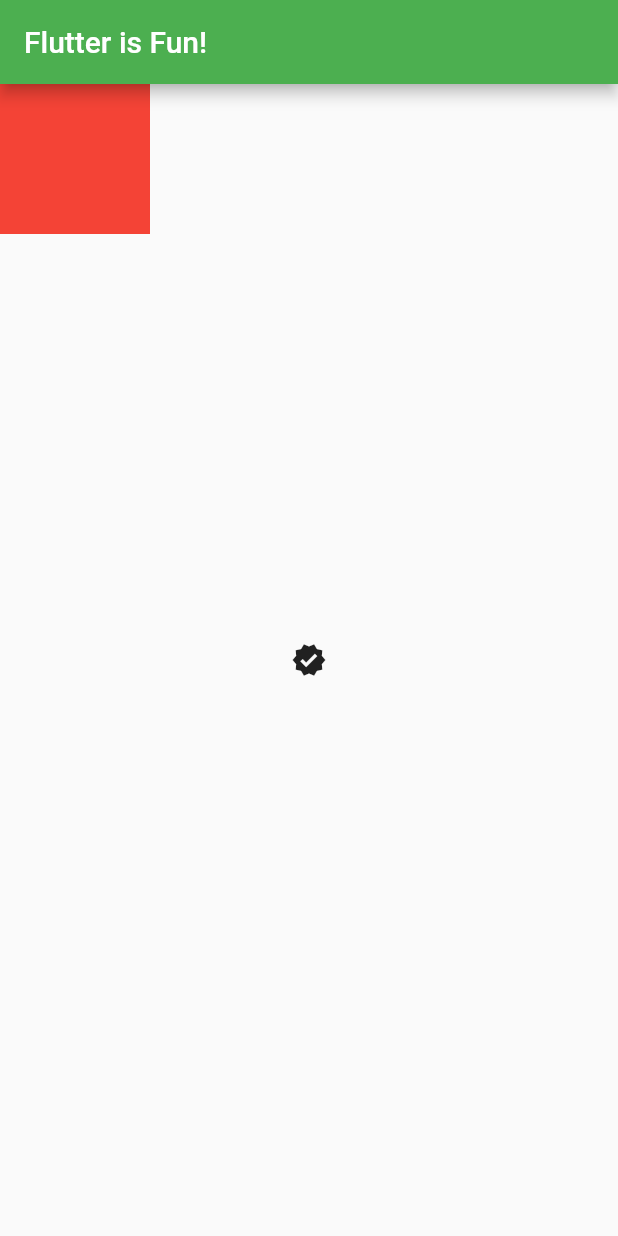
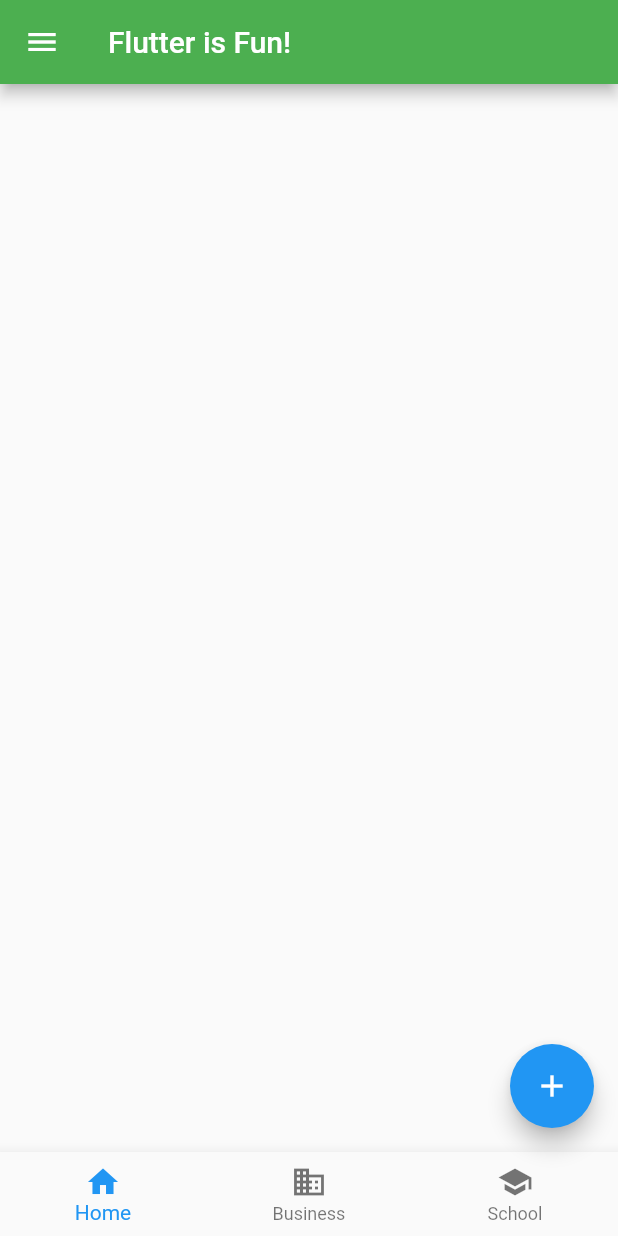
Before and after one commit to alh311/FlutterBasicTraining, a Flutter app: the screen it shows after launch, on a phone screen of 412 x 824 dp. Run offline on Flutter 3.47's test engine with Material 2 defaults, Android fonts, the phone set to English and light mode, and no system bars.

Commit message:
Scaffold Magic

```diff
--- a/flutter_basic_training/lib/main.dart
+++ b/flutter_basic_training/lib/main.dart
@@ -15,18 +15,28 @@ class MyApp extends StatelessWidget {
           title: const Text('Flutter is Fun!'),
           backgroundColor: Colors.green,
         ),
-        body: Stack(
-          children: [
-            Container(
-              color: Colors.red,
-              width: 100,
-              height: 100,
-            ),
-            const Align(
-              alignment: Alignment.center,
-              child: Icon(Icons.verified),
-            ),
-          ],
+        floatingActionButton: FloatingActionButton(
+          onPressed: () {
+            print("Add Pressed");
+          },
+          child: const Icon(Icons.add),
+        ),
+        bottomNavigationBar: BottomNavigationBar(items: const [
+          BottomNavigationBarItem(
+            icon: Icon(Icons.home),
+            label: 'Home',
+          ),
+          BottomNavigationBarItem(
+            icon: Icon(Icons.business),
+            label: 'Business',
+          ),
+          BottomNavigationBarItem(
+            icon: Icon(Icons.school),
+            label: 'School',
+          ),
+        ]),
+        drawer: const Drawer(
+          child: Text('Yo!'),
         ),
       ),
     );
```
